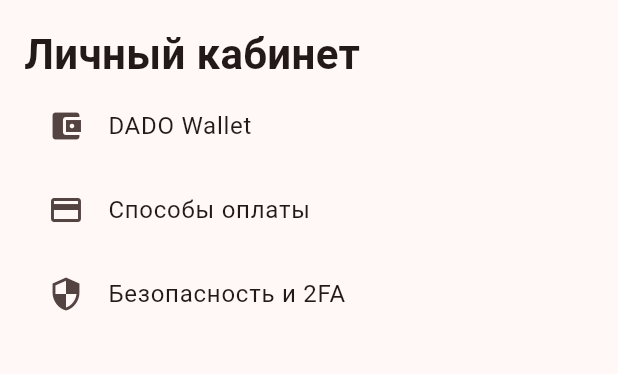
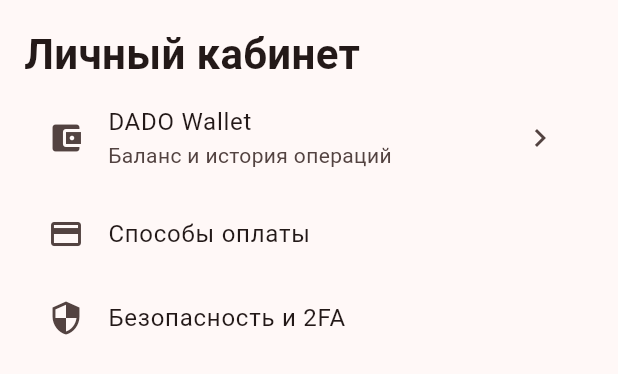
Before and after one commit to dadojonako-dot/Dado-Home, a Flutter app: the ProfilePage widget shown alone on an empty page, opened directly, on a phone screen of 412 x 824 dp. Shown: the top 374 px of the screen. Run offline on Flutter 3.47's test engine with Material 3 defaults, Android fonts, the phone set to English and light mode, and no system bars.

Commit message:
feat: open DADO Wallet from customer profile

```diff
--- a/app/lib/main.dart
+++ b/app/lib/main.dart
@@ -1,8 +1,8 @@
-import 'package:flutter/material.dart';import 'api.dart';import 'catalog.dart' as catalog;import 'cart.dart';
+import 'package:flutter/material.dart';import 'api.dart';import 'catalog.dart' as catalog;import 'cart.dart';import 'wallet.dart';
 void main()=>runApp(const DadoHomeApp());const dadoRed=Color(0xFFE30613);class DadoHomeApp extends StatelessWidget{const DadoHomeApp({super.key});@override Widget build(BuildContext context)=>MaterialApp(debugShowCheckedModeBanner:false,title:'ДАДО Home',theme:ThemeData(colorScheme:ColorScheme.fromSeed(seedColor:dadoRed),useMaterial3:true),home:const LoginScreen());}
 class LoginScreen extends StatefulWidget{const LoginScreen({super.key});@override State<LoginScreen> createState()=>_LoginScreenState();}class _LoginScreenState extends State<LoginScreen>{final phone=TextEditingController();bool busy=false;Future<void> send()async{setState(()=>busy=true);try{final full='+992${phone.text.replaceAll(' ','')}';final dev=await ApiClient.instance.requestOtp(full);if(mounted)Navigator.push(context,MaterialPageRoute(builder:(_)=>OtpScreen(phone:full,devCode:dev)));}catch(e){if(mounted)ScaffoldMessenger.of(context).showSnackBar(SnackBar(content:Text('$e')));}finally{if(mounted)setState(()=>busy=false);}}@override Widget build(BuildContext context)=>Scaffold(body:SafeArea(child:Padding(padding:const EdgeInsets.all(24),child:Column(crossAxisAlignment:CrossAxisAlignment.stretch,children:[const Spacer(),const Icon(Icons.shopping_bag_rounded,size:72,color:dadoRed),const Text('ДАДО',textAlign:TextAlign.center,style:TextStyle(fontSize:42,fontWeight:FontWeight.w900,color:dadoRed)),const Text('Товары для дома',textAlign:TextAlign.center),const Spacer(),TextField(controller:phone,keyboardType:TextInputType.phone,decoration:const InputDecoration(prefixText:'+992 ',labelText:'Номер телефона',border:OutlineInputBorder())),const SizedBox(height:12),FilledButton(onPressed:busy?null:send,child:Text(busy?'Отправка...':'Получить код')),const Spacer()]))));}
 class OtpScreen extends StatefulWidget{final String phone;final String? devCode;const OtpScreen({super.key,required this.phone,this.devCode});@override State<OtpScreen> createState()=>_OtpScreenState();}class _OtpScreenState extends State<OtpScreen>{final code=TextEditingController();bool busy=false;Future<void> verify()async{setState(()=>busy=true);try{await ApiClient.instance.verifyOtp(widget.phone,code.text);if(mounted)Navigator.pushAndRemoveUntil(context,MaterialPageRoute(builder:(_)=>const HomeShell()),(_)=>false);}catch(e){if(mounted)ScaffoldMessenger.of(context).showSnackBar(const SnackBar(content:Text('Неверный или просроченный код')));}finally{if(mounted)setState(()=>busy=false);}}@override Widget build(BuildContext context)=>Scaffold(appBar:AppBar(),body:Padding(padding:const EdgeInsets.all(24),child:Column(crossAxisAlignment:CrossAxisAlignment.stretch,children:[const Text('Подтверждение входа',style:TextStyle(fontSize:25,fontWeight:FontWeight.bold)),Text('Код отправлен на ${widget.phone}'),if(widget.devCode!=null)Text('DEV OTP: ${widget.devCode}'),const SizedBox(height:18),TextField(controller:code,maxLength:6,keyboardType:TextInputType.number,decoration:const InputDecoration(labelText:'Код OTP',border:OutlineInputBorder())),FilledButton(onPressed:busy?null:verify,child:const Text('Подтвердить'))])));}
 class HomeShell extends StatefulWidget{const HomeShell({super.key});@override State<HomeShell> createState()=>_HomeShellState();}class _HomeShellState extends State<HomeShell>{int index=0;final pages=const[HomePage(),catalog.CatalogPage(),CartPage(),OrdersPage(),ProfilePage()];@override Widget build(BuildContext context)=>Scaffold(body:pages[index],bottomNavigationBar:NavigationBar(selectedIndex:index,onDestinationSelected:(v)=>setState(()=>index=v),destinations:const[NavigationDestination(icon:Icon(Icons.home_outlined),label:'Главная'),NavigationDestination(icon:Icon(Icons.grid_view),label:'Каталог'),NavigationDestination(icon:Icon(Icons.shopping_cart_outlined),label:'Корзина'),NavigationDestination(icon:Icon(Icons.receipt_long_outlined),label:'Заказы'),NavigationDestination(icon:Icon(Icons.person_outline),label:'Профиль')]));}
 class HomePage extends StatelessWidget{const HomePage({super.key});@override Widget build(BuildContext context)=>const SafeArea(child:Padding(padding:EdgeInsets.all(16),child:Column(crossAxisAlignment:CrossAxisAlignment.start,children:[Text('ДАДО',style:TextStyle(fontSize:30,fontWeight:FontWeight.w900,color:dadoRed)),Text('Товары для дома'),SizedBox(height:20),Text('Каталог, акции и новинки',style:TextStyle(fontSize:22,fontWeight:FontWeight.bold))])));}
 class OrdersPage extends StatefulWidget{const OrdersPage({super.key});@override State<OrdersPage> createState()=>_OrdersPageState();}class _OrdersPageState extends State<OrdersPage>{late Future<List<dynamic>> f;@override void initState(){super.initState();f=ApiClient.instance.myOrders();}@override Widget build(BuildContext context)=>SafeArea(child:Padding(padding:const EdgeInsets.all(16),child:Column(crossAxisAlignment:CrossAxisAlignment.start,children:[const Text('Мои заказы',style:TextStyle(fontSize:28,fontWeight:FontWeight.bold)),Expanded(child:FutureBuilder<List<dynamic>>(future:f,builder:(context,s){if(s.connectionState!=ConnectionState.done)return const Center(child:CircularProgressIndicator());if(s.hasError)return Center(child:TextButton(onPressed:()=>setState(()=>f=ApiClient.instance.myOrders()),child:const Text('Повторить загрузку')));final a=s.data??[];if(a.isEmpty)return const Center(child:Text('Заказов пока нет'));return ListView.builder(itemCount:a.length,itemBuilder:(context,i){final o=a[i];return Card(child:ListTile(title:Text(o['number']??'Заказ'),subtitle:Text('Статус: ${o['status']}'),trailing:Text('${o['total']} с.')));});}))])));}
-class ProfilePage extends StatelessWidget{const ProfilePage({super.key});@override Widget build(BuildContext context)=>const SafeArea(child:Padding(padding:EdgeInsets.all(16),child:Column(crossAxisAlignment:CrossAxisAlignment.start,children:[Text('Личный кабинет',style:TextStyle(fontSize:28,fontWeight:FontWeight.bold)),ListTile(leading:Icon(Icons.account_balance_wallet),title:Text('DADO Wallet')),ListTile(leading:Icon(Icons.credit_card),title:Text('Способы оплаты')),ListTile(leading:Icon(Icons.security),title:Text('Безопасность и 2FA'))])));}
+class ProfilePage extends StatelessWidget{const ProfilePage({super.key});@override Widget build(BuildContext context)=>SafeArea(child:Padding(padding:const EdgeInsets.all(16),child:Column(crossAxisAlignment:CrossAxisAlignment.start,children:[const Text('Личный кабинет',style:TextStyle(fontSize:28,fontWeight:FontWeight.bold)),ListTile(leading:const Icon(Icons.account_balance_wallet),title:const Text('DADO Wallet'),subtitle:const Text('Баланс и история операций'),trailing:const Icon(Icons.chevron_right),onTap:()=>Navigator.push(context,MaterialPageRoute(builder:(_)=>const WalletPage()))),const ListTile(leading:Icon(Icons.credit_card),title:Text('Способы оплаты')),const ListTile(leading:Icon(Icons.security),title:Text('Безопасность и 2FA'))])));}
```
